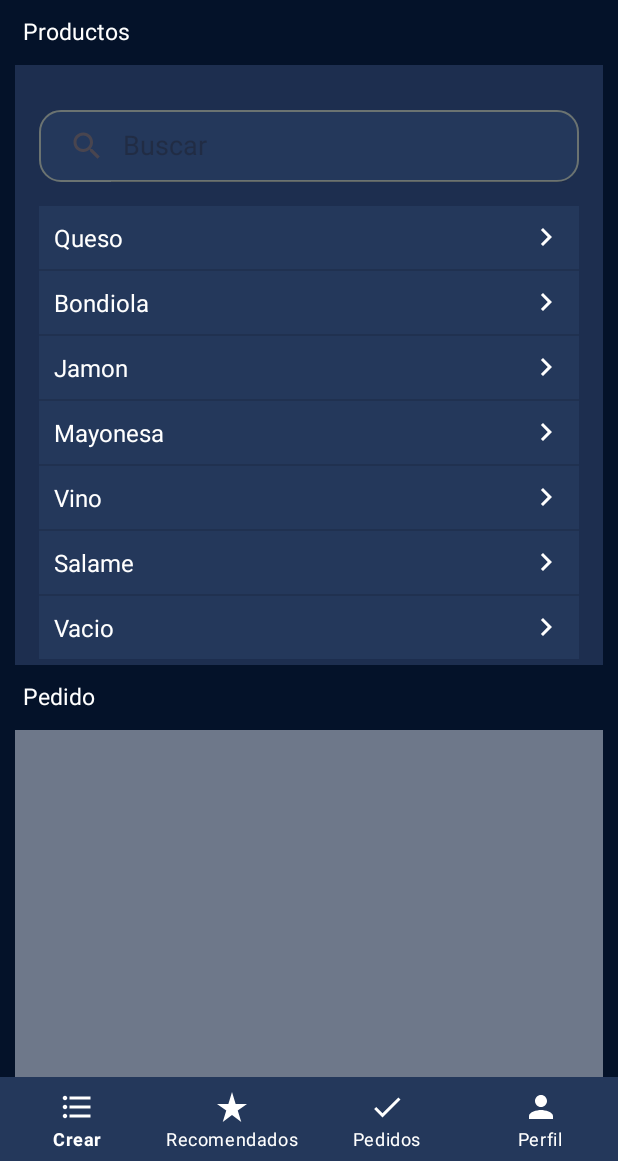
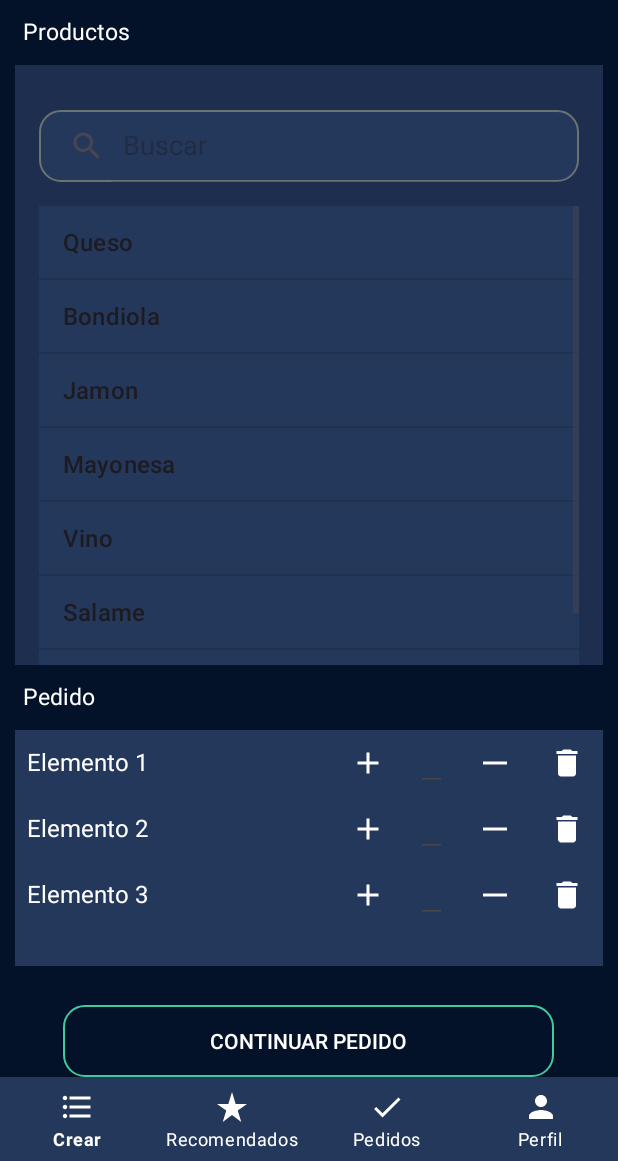
Before and after one commit to Martin-Ball/Preventapp, an Android app: the CreateOrderFragment screen opened directly, with no data from a screen before it, on a phone screen of 412 x 824 dp, the part 75-1236 px from its top. Run offline under Robolectric (Android 15) with nearby library versions, the phone set to English and light mode, and no system bars.

Commit message:
work in amount of items

```diff
--- /dev/null
+++ b/app/src/main/java/com/martin/preventapp/view/adapter/AmountAdapter.kt
@@ -0,0 +1,60 @@
+package com.martin.preventapp.view.adapter
+
+import android.view.LayoutInflater
+import android.view.View
+import android.view.ViewGroup
+import android.widget.Button
+import android.widget.EditText
+import android.widget.ImageButton
+import android.widget.TextView
+import androidx.recyclerview.widget.RecyclerView
+import com.martin.preventapp.R
+
+class AmountAdapter(private val itemList: MutableList<ItemAmount>) : RecyclerView.Adapter<AmountAdapter.ViewHolder>() {
+
+    override fun onCreateViewHolder(parent: ViewGroup, viewType: Int): ViewHolder {
+        val view = LayoutInflater.from(parent.context).inflate(R.layout.item_list_amount, parent, false)
+        return ViewHolder(view)
+    }
+
+    override fun onBindViewHolder(holder: ViewHolder, position: Int) {
+        val currentItem = itemList[position]
+        holder.bind(currentItem)
+    }
+
+    override fun getItemCount(): Int {
+        return itemList.size
+    }
+
+    fun addItem(item: ItemAmount) {
+        itemList.add(item)
+        notifyItemInserted(itemList.size - 1)
+    }
+
+    inner class ViewHolder(itemView: View) : RecyclerView.ViewHolder(itemView) {
+        private val titleTextView: TextView = itemView.findViewById(R.id.textViewTitle)
+        private val addButton: ImageButton = itemView.findViewById(R.id.btn_add)
+        private val subtractButton: ImageButton = itemView.findViewById(R.id.btn_less)
+        private val quantityEditText: EditText = itemView.findViewById(R.id.editTextQuantity)
+        private val deleteButton: ImageButton = itemView.findViewById(R.id.btn_delete)
+
+        fun bind(item: ItemAmount) {
+            titleTextView.text = item.title
+            addButton.setOnClickListener {
+                quantityEditText.setText((item.quantity + 1).toString())
+                item.quantity ++
+            }
+            subtractButton.setOnClickListener {
+                quantityEditText.setText((item.quantity - 1).toString())
+                item.quantity ++
+            }
+            deleteButton.setOnClickListener {
+                val position = adapterPosition
+                if (position != RecyclerView.NO_POSITION) {
+                    itemList.removeAt(position)
+                    notifyItemRemoved(position)
+                }
+            }
+        }
+    }
+}
--- /dev/null
+++ b/app/src/main/java/com/martin/preventapp/view/adapter/ItemAmount.kt
@@ -0,0 +1,3 @@
+package com.martin.preventapp.view.adapter
+
+data class ItemAmount(val title: String, var quantity: Int = 0)
--- a/app/src/main/java/com/martin/preventapp/view/adapter/ProductAdapter.kt
+++ /dev/null
@@ -1,21 +0,0 @@
-package com.martin.preventapp.view.adapter
-
-import android.content.Context
-import android.graphics.Color
-import android.view.LayoutInflater
-import android.view.View
-import android.view.ViewGroup
-import android.widget.ArrayAdapter
-import android.widget.TextView
-import com.martin.preventapp.R
-
-class ProductAdapter(context: Context, items: List<String>) : ArrayAdapter<String>(context, R.layout.list_item, items) {
-
-    override fun getView(position: Int, convertView: View?, parent: ViewGroup): View {
-        val view = convertView ?: LayoutInflater.from(context).inflate(R.layout.list_item, parent, false)
-        val textView = view.findViewById<TextView>(R.id.textView)
-        textView.text = getItem(position)
-        textView.setTextColor(Color.WHITE)
-        return view
-    }
-}
--- a/app/src/main/java/com/martin/preventapp/view/fragments/create/CreateOrderFragment.kt
+++ b/app/src/main/java/com/martin/preventapp/view/fragments/create/CreateOrderFragment.kt
@@ -12,10 +12,12 @@ import android.widget.ArrayAdapter
 import android.widget.SearchView
 import android.widget.Toast
 import androidx.fragment.app.Fragment
+import androidx.recyclerview.widget.LinearLayoutManager
 import com.martin.preventapp.controller.createOrder.CreateOrderController
 import com.martin.preventapp.controller.interfaces.CreateOrderInterface
 import com.martin.preventapp.databinding.FragmentCreateOrderBinding
-import com.martin.preventapp.view.adapter.ProductAdapter
+import com.martin.preventapp.view.adapter.AmountAdapter
+import com.martin.preventapp.view.adapter.ItemAmount
 
 class CreateOrderFragment : Fragment(), CreateOrderInterface.View {
 
@@ -50,7 +52,8 @@ class CreateOrderFragment : Fragment(), CreateOrderInterface.View {
     override fun onViewCreated(view: View, savedInstanceState: Bundle?) {
         super.onViewCreated(view, savedInstanceState)
 
-        val products = listOf("Queso", "Bondiola", "Jamon", "Mayonesa", "Vino", "Salame", "Vacio")
+        val products = arrayOf("Queso", "Bondiola", "Jamon", "Mayonesa", "Vino", "Salame", "Vacio")
+        val itemList: MutableList<ItemAmount> = createItemList()
 
         val userAdapter: ArrayAdapter<String> = ArrayAdapter(
             requireContext(),
@@ -58,7 +61,11 @@ class CreateOrderFragment : Fragment(), CreateOrderInterface.View {
             products
         )
 
-        binding.userList.adapter = ProductAdapter(requireContext(), products)
+        val adapter = AmountAdapter(itemList)
+        binding.rvAmount.adapter = adapter
+        binding.rvAmount.layoutManager = LinearLayoutManager(requireContext())
+
+        binding.userList.adapter = userAdapter
 
         binding.searchView.setOnQueryTextListener(object : SearchView.OnQueryTextListener {
             override fun onQueryTextSubmit(query: String?): Boolean {
@@ -78,11 +85,18 @@ class CreateOrderFragment : Fragment(), CreateOrderInterface.View {
         binding.userList.onItemClickListener = AdapterView.OnItemClickListener { parent, view, position, id ->
             val selectedItem = userAdapter.getItem(position)
             CreateOrderController.instance!!.onProductSelected(selectedItem!!)
+            adapter.addItem(ItemAmount(selectedItem.toString()))
+        }
 
-        }
+
     }
 
-    private fun onItemSelected(item : String){
-        Toast.makeText(requireContext(),item, Toast.LENGTH_LONG).show()
+    private fun createItemList(): MutableList<ItemAmount> {
+        return mutableListOf(
+            ItemAmount("Elemento 1"),
+            ItemAmount("Elemento 2"),
+            ItemAmount("Elemento 3"),
+        )
     }
+
 }
--- /dev/null
+++ b/app/src/main/res/drawable/ic_add.xml
@@ -0,0 +1,5 @@
+<vector android:height="24dp" android:tint="#000000"
+    android:viewportHeight="24" android:viewportWidth="24"
+    android:width="24dp" xmlns:android="http://schemas.android.com/apk/res/android">
+    <path android:fillColor="@android:color/white" android:pathData="M19,13h-6v6h-2v-6H5v-2h6V5h2v6h6v2z"/>
+</vector>
--- /dev/null
+++ b/app/src/main/res/drawable/ic_delete.xml
@@ -0,0 +1,5 @@
+<vector android:height="24dp" android:tint="#000000"
+    android:viewportHeight="24" android:viewportWidth="24"
+    android:width="24dp" xmlns:android="http://schemas.android.com/apk/res/android">
+    <path android:fillColor="@android:color/white" android:pathData="M6,19c0,1.1 0.9,2 2,2h8c1.1,0 2,-0.9 2,-2V7H6v12zM19,4h-3.5l-1,-1h-5l-1,1H5v2h14V4z"/>
+</vector>
--- /dev/null
+++ b/app/src/main/res/drawable/ic_less.xml
@@ -0,0 +1,6 @@
+<vector android:height="24dp" android:tint="#000000"
+    android:viewportHeight="24" android:viewportWidth="24"
+    android:width="24dp" xmlns:android="http://schemas.android.com/apk/res/android">
+    <path android:fillColor="@android:color/white"
+        android:fillType="evenOdd" android:pathData="M4,11h16v2h-16z"/>
+</vector>
--- a/app/src/main/res/layout/fragment_create_order.xml
+++ b/app/src/main/res/layout/fragment_create_order.xml
@@ -1,5 +1,5 @@
 <?xml version="1.0" encoding="utf-8"?>
-<LinearLayout xmlns:android="http://schemas.android.com/apk/res/android"
+<RelativeLayout xmlns:android="http://schemas.android.com/apk/res/android"
     xmlns:tools="http://schemas.android.com/tools"
     android:layout_width="match_parent"
     android:layout_height="match_parent"
@@ -9,7 +9,9 @@
 
     <androidx.core.widget.NestedScrollView
         android:layout_width="match_parent"
-        android:layout_height="match_parent">
+        android:layout_height="wrap_content"
+        android:layout_above="@+id/next_step_order"
+        android:layout_marginBottom="16dp">
 
         <androidx.constraintlayout.widget.ConstraintLayout
             android:layout_width="match_parent"
@@ -28,14 +30,15 @@
                 app:layout_constraintStart_toStartOf="parent"
                 app:layout_constraintTop_toTopOf="parent" />
 
+
             <LinearLayout
                 android:id="@+id/ll_products"
                 android:layout_width="match_parent"
                 android:layout_height="400dp"
                 android:layout_marginHorizontal="10dp"
                 android:layout_marginTop="12dp"
+                android:background="@color/blue_background_order"
                 android:orientation="vertical"
-            android:background="@color/blue_background_order"
                 app:layout_constraintEnd_toEndOf="parent"
                 app:layout_constraintHorizontal_bias="0.473"
                 app:layout_constraintStart_toStartOf="parent"
@@ -43,15 +46,15 @@
 
                 <SearchView
                     android:id="@+id/searchView"
+                    style="@style/SearchViewStyle"
                     android:layout_width="match_parent"
                     android:layout_height="wrap_content"
-                android:queryHint="Buscar"
-                android:iconifiedByDefault="false"
                     android:layout_marginHorizontal="16dp"
                     android:layout_marginTop="30dp"
                     android:layout_marginBottom="16dp"
                     android:background="@drawable/search_background"
-                style="@style/SearchViewStyle"/>
+                    android:iconifiedByDefault="false"
+                    android:queryHint="Buscar" />
 
                 <ListView
                     android:id="@+id/userList"
@@ -65,7 +68,6 @@
             </LinearLayout>
 
 
-
             <TextView
                 android:id="@+id/tv_order"
                 android:layout_width="match_parent"
@@ -75,7 +77,7 @@
                 android:text="Pedido"
                 android:textColor="@color/white"
                 android:textSize="15dp"
-            app:layout_constraintTop_toBottomOf="@+id/ll_products"/>
+                app:layout_constraintTop_toBottomOf="@+id/ll_products" />
 
             <LinearLayout
                 android:id="@+id/ll_order"
@@ -83,14 +85,38 @@
                 android:layout_height="400dp"
                 android:layout_marginHorizontal="10dp"
                 android:layout_marginTop="12dp"
+                android:background="@color/blue"
                 android:orientation="vertical"
-            android:background="@color/blue_light"
-            app:layout_constraintTop_toBottomOf="@+id/tv_order"
-            android:paddingBottom="20dp"/>
+                android:paddingBottom="20dp"
+                app:layout_constraintBottom_toBottomOf="parent"
+                app:layout_constraintEnd_toEndOf="parent"
+                app:layout_constraintStart_toStartOf="parent"
+                app:layout_constraintTop_toBottomOf="@+id/tv_order">
+
+                <androidx.recyclerview.widget.RecyclerView
+                    android:id="@+id/rv_amount"
+                    android:layout_width="match_parent"
+                    android:layout_height="wrap_content"
+                    android:layout_gravity="center_horizontal">
+
+
+                </androidx.recyclerview.widget.RecyclerView>
+            </LinearLayout>
 
         </androidx.constraintlayout.widget.ConstraintLayout>
 
     </androidx.core.widget.NestedScrollView>
 
+    <androidx.appcompat.widget.AppCompatButton
+        android:id="@+id/next_step_order"
+        android:layout_width="327dp"
+        android:layout_height="wrap_content"
+        android:layout_alignParentBottom="true"
+        android:layout_centerHorizontal="true"
+        android:layout_marginBottom="10dp"
+        android:background="@drawable/button_background"
+        android:text="CONTINUAR PEDIDO"
+        android:textColor="@color/white" />
 
-</LinearLayout>
+
+</RelativeLayout>
--- /dev/null
+++ b/app/src/main/res/layout/item_list_amount.xml
@@ -0,0 +1,52 @@
+<LinearLayout
+    xmlns:android="http://schemas.android.com/apk/res/android"
+    xmlns:app="http://schemas.android.com/apk/res-auto"
+    android:layout_width="match_parent"
+    android:layout_height="wrap_content"
+    android:orientation="horizontal">
+
+    <TextView
+        android:id="@+id/textViewTitle"
+        android:layout_width="wrap_content"
+        android:layout_height="wrap_content"
+        android:textSize="16sp"
+        android:textColor="@color/white"
+        android:padding="8dp"
+        android:layout_weight="1" />
+
+    <ImageButton
+        android:id="@+id/btn_add"
+        android:layout_width="wrap_content"
+        android:layout_height="wrap_content"
+        android:src="@drawable/ic_add"
+        android:backgroundTint="#00041229"
+        app:tint="@color/white" />
+
+    <EditText
+        android:id="@+id/editTextQuantity"
+        android:layout_width="wrap_content"
+        android:layout_height="wrap_content"
+        android:inputType="number"
+        android:imeOptions="actionDone"
+        android:maxLines="1"
+        android:layout_marginStart="8dp"
+        android:layout_marginEnd="8dp"
+        android:padding="8dp"/>
+
+    <ImageButton
+        android:id="@+id/btn_less"
+        android:layout_width="wrap_content"
+        android:layout_height="wrap_content"
+        android:src="@drawable/ic_less"
+        android:backgroundTint="#00041229"
+        app:tint="@color/white" />
+
+    <ImageButton
+        android:id="@+id/btn_delete"
+        android:layout_width="wrap_content"
+        android:layout_height="wrap_content"
+        android:src="@drawable/ic_delete"
+        android:backgroundTint="#00041229"
+        app:tint="@color/white" />
+
+</LinearLayout>
```
Lines whose indentation alone changed are shown as unchanged.
